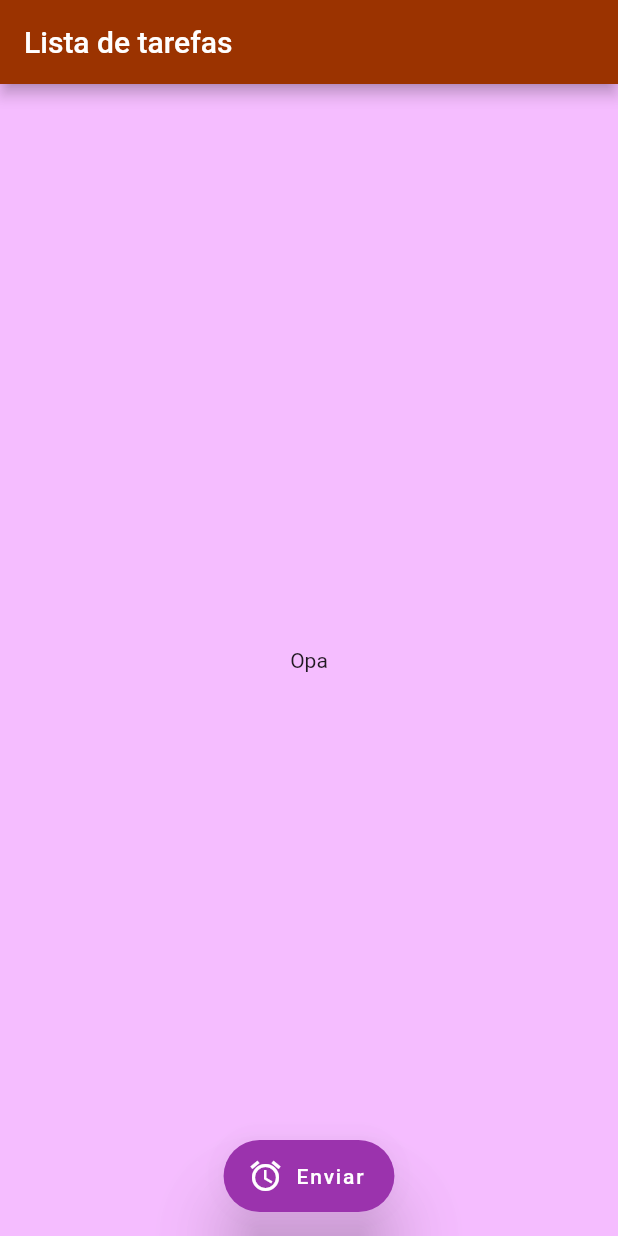
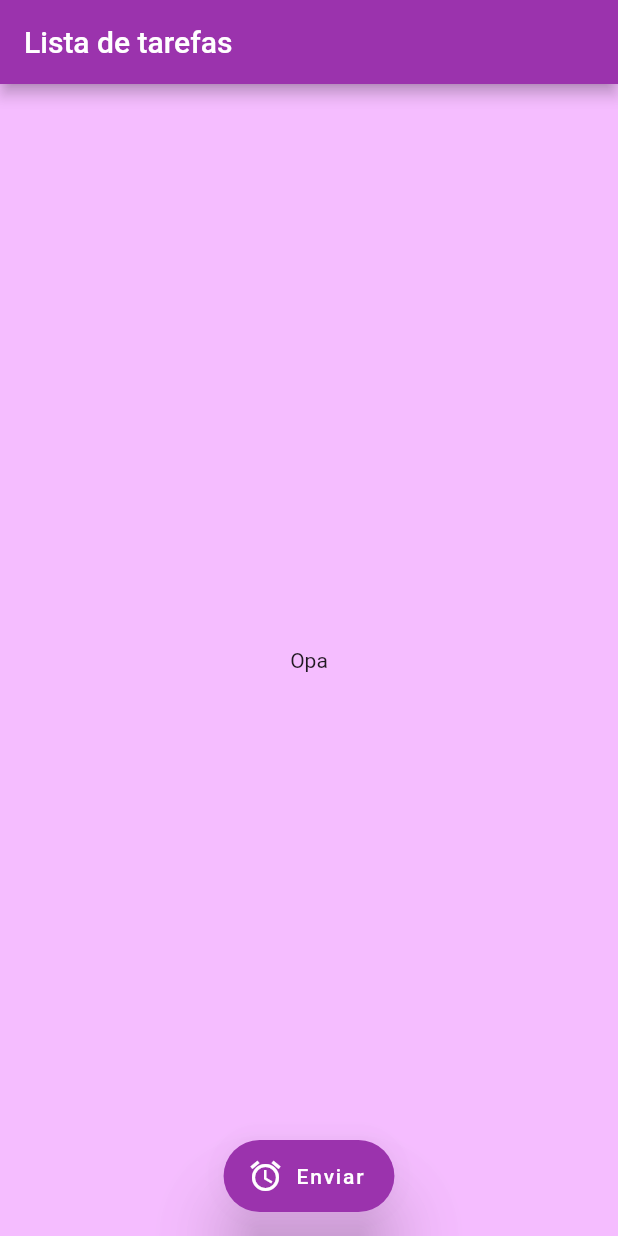
Before and after one commit to JocsaLemes/aula_show_dialog, a Flutter app: the screen it shows after launch, on a phone screen of 412 x 824 dp. Run offline on Flutter 3.47's test engine with Material 2 defaults, Android fonts, the phone set to English and light mode, and no system bars.

Commit message:
terceiro commit

```diff
--- a/lib/pages/Home.dart
+++ b/lib/pages/Home.dart
@@ -13,7 +13,7 @@ class _MeuAppHomeState extends State<MeuAppHome> {
     return Scaffold(
       appBar: AppBar(
         title: const Text("Lista de tarefas"),
-        backgroundColor: Color.fromARGB(255, 155, 51, 0),
+        backgroundColor: Color.fromARGB(255, 155, 51, 173),
       ),
       backgroundColor: Color.fromRGBO(239, 145, 255, 0.599),
       body: const Center(
```
